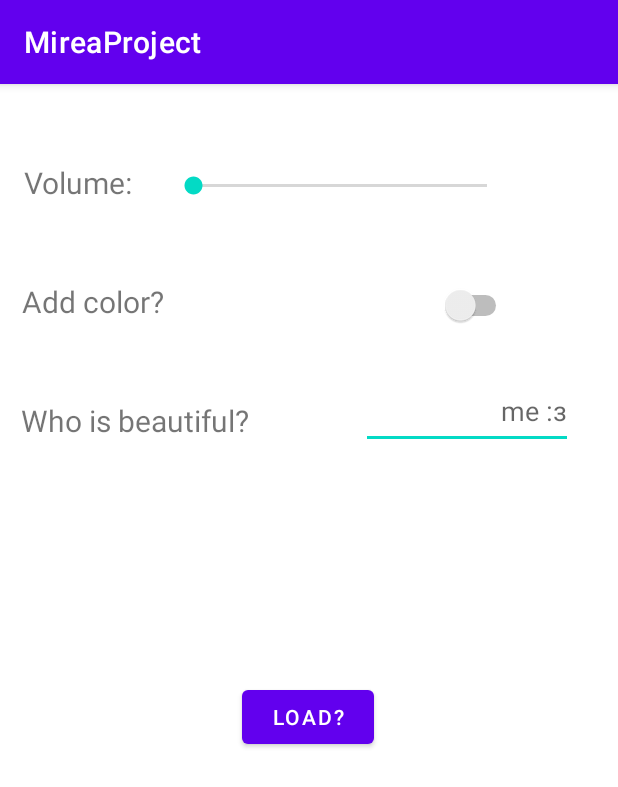
After one commit to CheeseKeik/Mirea_Practice, an Android app: the fragment SettingsFragment shown on its own in the app's theme, on a phone screen of 412 x 824 dp. The commit adds this screen. Shown: the top 787 px of the screen. Run offline under Robolectric (Android 15) with nearby library versions, the phone set to English and light mode, and no system bars.

Commit message:
6ая практика

```diff
--- a/MireaProject/app/src/main/java/com/ru/mirea/kalugina/mireaproject/MainActivity.java
+++ b/MireaProject/app/src/main/java/com/ru/mirea/kalugina/mireaproject/MainActivity.java
@@ -41,7 +41,7 @@ public class MainActivity extends AppCompatActivity {
         // Passing each menu ID as a set of Ids because each
         // menu should be considered as top level destinations.
         mAppBarConfiguration = new AppBarConfiguration.Builder(
-                R.id.nav_home, R.id.nav_camera, R.id.nav_slideshow,  R.id.nav_browser)
+                R.id.nav_home, R.id.nav_camera, R.id.nav_settings,  R.id.nav_browser)
                 .setOpenableLayout(drawer)
                 .build();
         NavController navController = Navigation.findNavController(this, R.id.nav_host_fragment_content_main);
--- /dev/null
+++ b/MireaProject/app/src/main/java/com/ru/mirea/kalugina/mireaproject/ui/settings/SettingsFragment.java
@@ -0,0 +1,88 @@
+package com.ru.mirea.kalugina.mireaproject.ui.settings;
+
+import android.content.Context;
+import android.content.SharedPreferences;
+import android.os.Bundle;
+import android.view.LayoutInflater;
+import android.view.View;
+import android.view.ViewGroup;
+import android.widget.EditText;
+import android.widget.SeekBar;
+import android.widget.TextView;
+
+import androidx.annotation.NonNull;
+import androidx.fragment.app.Fragment;
+import androidx.lifecycle.ViewModelProvider;
+
+import com.ru.mirea.kalugina.mireaproject.R;
+import com.ru.mirea.kalugina.mireaproject.databinding.FragmentSettingsBinding;
+
+public class SettingsFragment extends Fragment {
+    private SharedPreferences preferences;
+    private FragmentSettingsBinding binding;
+    private ViewGroup background;
+    private boolean colorCheck = false;
+
+    public View onCreateView(@NonNull LayoutInflater inflater,
+                             ViewGroup container, Bundle savedInstanceState) {
+
+        binding = FragmentSettingsBinding.inflate(inflater, container, false);
+        View root = binding.getRoot();
+
+        preferences = getActivity().getPreferences(Context.MODE_PRIVATE);
+        background = binding.ConsLayout;
+        binding.seekBarVolume.setOnSeekBarChangeListener(seekBarChangeListener);
+
+        binding.switchColor.setOnCheckedChangeListener((buttonView, isChecked) -> {
+            if (isChecked) {
+                colorCheck = true;
+                background.setBackgroundColor(getResources().getColor(R.color.dark_red));
+            } else {
+                colorCheck = false;
+                background.setBackgroundColor(getResources().getColor(R.color.white));
+            }
+            preferences.edit().putBoolean("color", colorCheck).apply();
+        });
+
+        binding.buttonLoad.setOnClickListener(this::onLoadText);
+
+        return root;
+    }
+
+    private SeekBar.OnSeekBarChangeListener seekBarChangeListener = new SeekBar.OnSeekBarChangeListener() {
+        @Override
+        public void onProgressChanged(SeekBar seekBar, int progress, boolean fromUser) {
+            TextView textView = binding.textNumber;
+            textView.setText(String.valueOf(progress));
+            preferences.edit().putInt("volume", progress).apply();
+        }
+
+        @Override
+        public void onStartTrackingTouch(SeekBar seekBar) {
+
+        }
+
+        @Override
+        public void onStopTrackingTouch(SeekBar seekBar) {
+
+        }
+    };
+
+    public void onLoadText(View view) {
+        Integer savedVolume = preferences.getInt("volume", 0);
+        Boolean savedColor = preferences.getBoolean("color", false);
+        String savedText = preferences.getString("beautiful", "");
+        binding.switchColor.setChecked(savedColor);
+        binding.seekBarVolume.setProgress(savedVolume);
+        binding.textNumber.setText(String.valueOf(savedVolume));
+        binding.editTextBeautiful.setText(savedText);
+    }
+
+    @Override
+    public void onDestroyView() {
+        binding.editTextBeautiful.getText();
+        preferences.edit().putString("beautiful", binding.editTextBeautiful.getText().toString()).apply();
+        super.onDestroyView();
+        binding = null;
+    }
+}
--- /dev/null
+++ b/MireaProject/app/src/main/res/layout/fragment_settings.xml
@@ -0,0 +1,104 @@
+<?xml version="1.0" encoding="utf-8"?>
+<androidx.constraintlayout.widget.ConstraintLayout xmlns:android="http://schemas.android.com/apk/res/android"
+    xmlns:app="http://schemas.android.com/apk/res-auto"
+    xmlns:tools="http://schemas.android.com/tools"
+    android:id="@+id/ConsLayout"
+    android:layout_width="match_parent"
+    android:layout_height="match_parent"
+    android:background="#FFFFFF"
+    tools:context=".ui.settings.SettingsFragment">
+
+    <TextView
+        android:id="@+id/textVolume"
+        android:layout_width="wrap_content"
+        android:layout_height="wrap_content"
+        android:layout_marginTop="52dp"
+        android:text="Volume:"
+        android:textSize="20sp"
+        app:layout_constraintEnd_toEndOf="parent"
+        app:layout_constraintHorizontal_bias="0.047"
+        app:layout_constraintStart_toStartOf="parent"
+        app:layout_constraintTop_toTopOf="parent" />
+
+    <TextView
+        android:id="@+id/textVolume2"
+        android:layout_width="wrap_content"
+        android:layout_height="wrap_content"
+        android:layout_marginTop="52dp"
+        android:text="Add color?"
+        android:textSize="20sp"
+        app:layout_constraintEnd_toEndOf="parent"
+        app:layout_constraintHorizontal_bias="0.047"
+        app:layout_constraintStart_toStartOf="parent"
+        app:layout_constraintTop_toBottomOf="@+id/textVolume" />
+
+    <TextView
+        android:id="@+id/textVolume3"
+        android:layout_width="wrap_content"
+        android:layout_height="wrap_content"
+        android:layout_marginTop="52dp"
+        android:text="Who is beautiful?"
+        android:textSize="20sp"
+        app:layout_constraintEnd_toEndOf="parent"
+        app:layout_constraintHorizontal_bias="0.053"
+        app:layout_constraintStart_toStartOf="parent"
+        app:layout_constraintTop_toBottomOf="@+id/textVolume2" />
+
+    <SeekBar
+        android:id="@+id/seekBarVolume"
+        android:layout_width="228dp"
+        android:layout_height="31dp"
+        android:layout_marginTop="52dp"
+        app:layout_constraintEnd_toEndOf="parent"
+        app:layout_constraintHorizontal_bias="0.255"
+        app:layout_constraintStart_toEndOf="@+id/textVolume"
+        app:layout_constraintTop_toTopOf="parent" />
+
+    <TextView
+        android:id="@+id/textNumber"
+        android:layout_width="wrap_content"
+        android:layout_height="wrap_content"
+        android:layout_marginTop="60dp"
+        app:layout_constraintEnd_toEndOf="parent"
+        app:layout_constraintHorizontal_bias="0.589"
+        app:layout_constraintStart_toEndOf="@+id/seekBarVolume"
+        app:layout_constraintTop_toTopOf="parent" />
+
+    <Switch
+        android:id="@+id/switchColor"
+        android:layout_width="wrap_content"
+        android:layout_height="wrap_content"
+        android:layout_marginTop="40dp"
+        android:minWidth="48dp"
+        android:minHeight="48dp"
+        app:layout_constraintEnd_toEndOf="parent"
+        app:layout_constraintHorizontal_bias="0.722"
+        app:layout_constraintStart_toEndOf="@+id/textVolume2"
+        app:layout_constraintTop_toBottomOf="@+id/seekBarVolume" />
+
+    <EditText
+        android:id="@+id/editTextBeautiful"
+        android:layout_width="141dp"
+        android:layout_height="48dp"
+        android:layout_marginTop="24dp"
+        android:ems="10"
+        android:gravity="right"
+        android:hint="me :з"
+        android:inputType="textPersonName"
+        app:layout_constraintEnd_toEndOf="parent"
+        app:layout_constraintHorizontal_bias="0.715"
+        app:layout_constraintStart_toEndOf="@+id/textVolume3"
+        app:layout_constraintTop_toBottomOf="@+id/switchColor" />
+
+    <Button
+        android:id="@+id/buttonLoad"
+        android:layout_width="wrap_content"
+        android:layout_height="wrap_content"
+        android:layout_marginTop="160dp"
+        android:text="Load?"
+        app:layout_constraintEnd_toEndOf="parent"
+        app:layout_constraintHorizontal_bias="0.498"
+        app:layout_constraintStart_toStartOf="parent"
+        app:layout_constraintTop_toBottomOf="@+id/textVolume3" />
+
+</androidx.constraintlayout.widget.ConstraintLayout>
--- a/MireaProject/app/src/main/res/values/colors.xml
+++ b/MireaProject/app/src/main/res/values/colors.xml
@@ -7,4 +7,5 @@
     <color name="teal_700">#FF018786</color>
     <color name="black">#FF000000</color>
     <color name="white">#FFFFFFFF</color>
+    <color name="dark_red">#FF6E0E0E</color>
 </resources>
--- a/MireaProject/app/src/main/res/values/strings.xml
+++ b/MireaProject/app/src/main/res/values/strings.xml
@@ -9,10 +9,11 @@
 
     <string name="menu_home">Home</string>
     <string name="menu_camera">Camera</string>
-    <string name="menu_slideshow">Slideshow</string>
+    <string name="menu_settings">Settings</string>
     <string name="hello_blank_fragment">Hello blank fragment</string>
     <string name="menu_browser">Browser</string>
     <string name="menu_calculator">Calculator</string>
     <string name="menu_audioPlayer">Audio Player</string>
     <string name="menu_audioRecorder">Audio Recorder</string>
+    <string name="menu_history">History</string>
 </resources>
```
Also changed, not shown: MireaProject/app/src/main/java/com/ru/mirea/kalugina/mireaproject/ui/history/History.java (added, +19 -0 lines), MireaProject/app/src/main/java/com/ru/mirea/kalugina/mireaproject/ui/history/HistoryAdapter.java (added, +53 -0 lines), MireaProject/app/src/main/java/com/ru/mirea/kalugina/mireaproject/ui/history/HistoryFragment.java (added, +84 -0 lines), MireaProject/app/src/main/java/com/ru/mirea/kalugina/mireaproject/ui/slideshow/SlideshowFragment.java (deleted, +0 -37 lines), MireaProject/app/src/main/java/com/ru/mirea/kalugina/mireaproject/ui/slideshow/SlideshowViewModel.java (deleted, +0 -19 lines), MireaProject/app/src/main/res/layout/fragment_history.xml (added, +30 -0 lines), MireaProject/app/src/main/res/layout/fragment_slideshow.xml (deleted, +0 -22 lines), MireaProject/app/src/main/res/layout/list_adapter.xml (added, +26 -0 lines), MireaProject/app/src/main/res/menu/activity_main_drawer.xml (+8 -4 lines), MireaProject/app/src/main/res/navigation/mobile_navigation.xml (+9 -4 lines).
